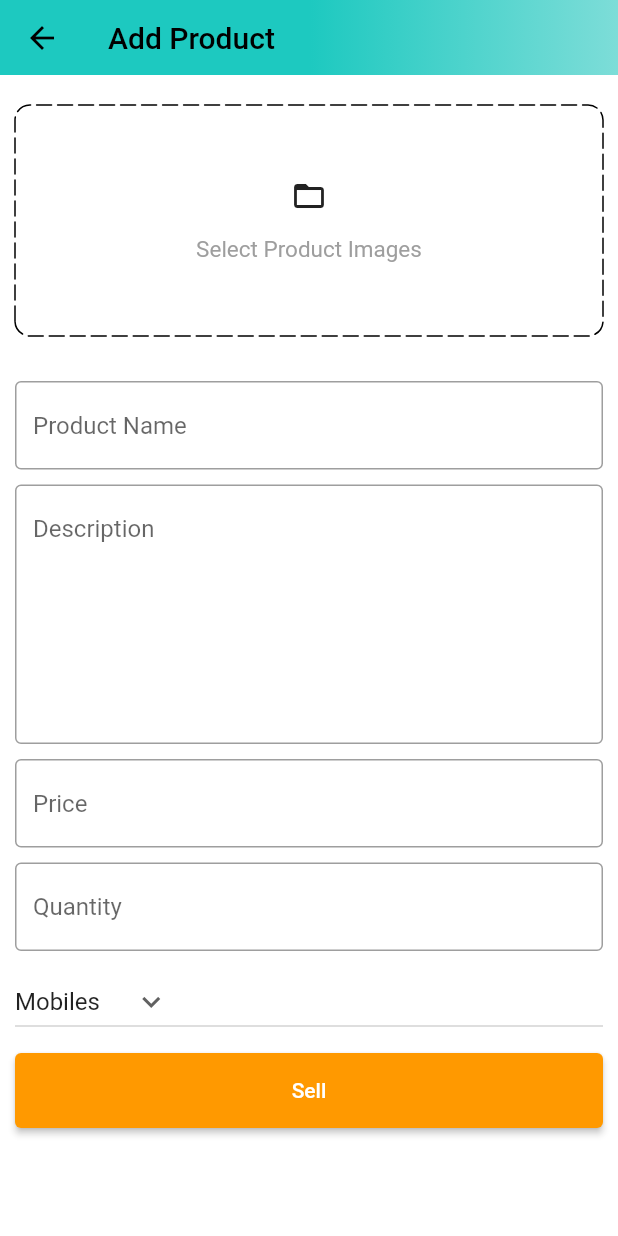
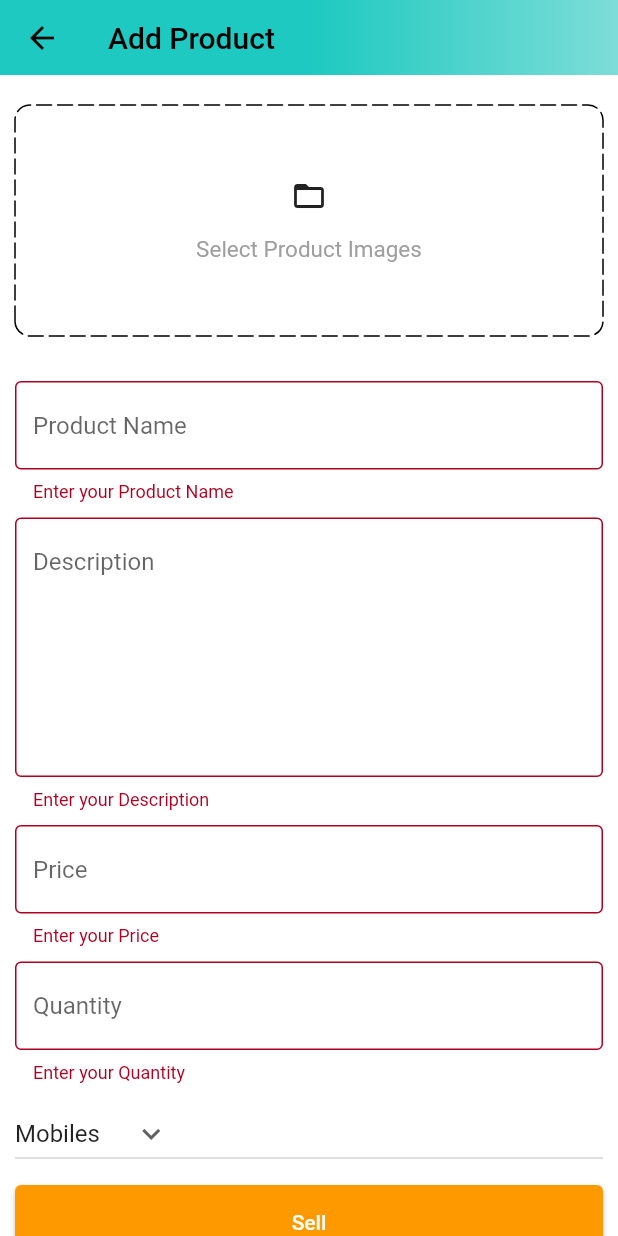
Before and after one commit to mitrajput19/Amazon-Clone, a Flutter app: the AddProductScreen screen opened by its route, after a tap on "Sell", on a phone screen of 412 x 824 dp. Run offline on Flutter 3.47's test engine with Material 2 defaults, Android fonts, the phone set to English and light mode, and no system bars; drawn by our look-alikes of dotted_border; our stand-ins replace carousel_slider, file_picker, shared_preferences; missing offline and left inert: cloudinary_public; accounts and stored records are empty.

Commit message:
Day 6 completed

```diff
--- a/lib/constants/global_variables.dart
+++ b/lib/constants/global_variables.dart
@@ -1,6 +1,7 @@
 import 'package:flutter/material.dart';
 
 String uri = 'http://192.168.225.231:3000';
+// String uri = 'http://192.168.0.157:3000';
 
 class GlobalVariables {
   // COLORS
--- a/lib/features/admin/screens/add_product.dart
+++ b/lib/features/admin/screens/add_product.dart
@@ -1,8 +1,13 @@
+import 'dart:io';
 import 'dart:ui';
 
 import 'package:amazon_clone/common/widgets/custom_button.dart';
 import 'package:amazon_clone/common/widgets/custom_textfield.dart';
 import 'package:amazon_clone/constants/global_variables.dart';
+import 'package:amazon_clone/constants/utils.dart';
+import 'package:amazon_clone/features/admin/screens/admin_screen.dart';
+import 'package:amazon_clone/features/admin/services/admin_services.dart';
+import 'package:carousel_slider/carousel_slider.dart';
 import 'package:dotted_border/dotted_border.dart';
 import 'package:flutter/material.dart';
 
@@ -15,11 +20,12 @@ class AddProductScreen extends StatefulWidget {
 }
 
 class _AddProductScreenState extends State<AddProductScreen> {
-
   final TextEditingController productNameController = TextEditingController();
   final TextEditingController descriptionController = TextEditingController();
   final TextEditingController priceController = TextEditingController();
   final TextEditingController quantityController = TextEditingController();
+  final AdminServices adminServices = AdminServices();
+  final _addProductkey = GlobalKey<FormState>();
 
   @override
   void dispose() {
@@ -32,6 +38,7 @@ class _AddProductScreenState extends State<AddProductScreen> {
   }
 
   String category = "Mobiles";
+  List<File> images = [];
 
   List<String> productCategories = [
     'Mobiles',
@@ -40,6 +47,27 @@ class _AddProductScreenState extends State<AddProductScreen> {
     'Books',
     'Fashion'
   ];
+
+  void sellProduct() {
+    if (_addProductkey.currentState!.validate() && images.isNotEmpty) {
+
+      adminServices.sellProduct(
+          context: context,
+          name: productNameController.text,
+          description: descriptionController.text,
+          price: double.parse(priceController.text),
+          quantity: double.parse(quantityController.text),
+          category: category,
+          images: images);
+    }
+  }
+
+  void selectImages() async {
+    var res = await pickImages();
+    setState(() {
+      images = res;
+    });
+  }
 
   @override
   Widget build(BuildContext context) {
@@ -58,15 +86,34 @@ class _AddProductScreenState extends State<AddProductScreen> {
           preferredSize: const Size.fromHeight(50)),
       body: SingleChildScrollView(
         child: Form(
+          key: _addProductkey,
           child: Padding(
             padding: const EdgeInsets.symmetric(horizontal: 10.0),
             child: Column(
               children: [
-                SizedBox(height: 20,),
-                DottedBorder(
+                SizedBox(
+                  height: 20,
+                ),
+                images.isNotEmpty
+                    ? CarouselSlider(
+                        items: images.map((e) {
+                          return Builder(
+                            builder: (BuildContext context) => Image.file(
+                              e,
+                              fit: BoxFit.cover,
+                              height: 200,
+                            ),
+                          );
+                        }).toList(),
+                        options:
+                            CarouselOptions(viewportFraction: 1, height: 200),
+                      )
+                    : GestureDetector(
+                        onTap: selectImages,
+                        child: DottedBorder(
                           borderType: BorderType.RRect,
                           radius: const Radius.circular(10),
-                  dashPattern: const [10,4],
+                          dashPattern: const [10, 4],
                           strokeCap: StrokeCap.round,
                           child: Container(
                             width: double.infinity,
@@ -75,21 +122,45 @@ class _AddProductScreenState extends State<AddProductScreen> {
                               mainAxisAlignment: MainAxisAlignment.center,
                               children: [
                                 Icon(Icons.folder_open_outlined),
-                        SizedBox(height: 15,),
-                        Text("Select Product Images",style: TextStyle(fontSize: 15, color: Colors.grey[500]),)
+                                SizedBox(
+                                  height: 15,
+                                ),
+                                Text(
+                                  "Select Product Images",
+                                  style: TextStyle(
+                                      fontSize: 15, color: Colors.grey[500]),
+                                )
                               ],
                             ),
                           ),
                         ),
-                SizedBox(height: 30,),
-                CustomTextField(controller: productNameController, hintText: 'Product Name'),
-                SizedBox(height: 10,),
-                CustomTextField(controller: descriptionController, hintText: 'Description', maxLines: 7,),
-                SizedBox(height: 10,),
+                      ),
+                SizedBox(
+                  height: 30,
+                ),
+                CustomTextField(
+                    controller: productNameController,
+                    hintText: 'Product Name'),
+                SizedBox(
+                  height: 10,
+                ),
+                CustomTextField(
+                  controller: descriptionController,
+                  hintText: 'Description',
+                  maxLines: 7,
+                ),
+                SizedBox(
+                  height: 10,
+                ),
                 CustomTextField(controller: priceController, hintText: 'Price'),
-                SizedBox(height: 10,),
-                CustomTextField(controller: quantityController, hintText: 'Quantity'),
-                SizedBox(height: 10,),
+                SizedBox(
+                  height: 10,
+                ),
+                CustomTextField(
+                    controller: quantityController, hintText: 'Quantity'),
+                SizedBox(
+                  height: 10,
+                ),
                 SizedBox(
                   width: double.infinity,
                   child: DropdownButton(
@@ -108,8 +179,10 @@ class _AddProductScreenState extends State<AddProductScreen> {
                     },
                   ),
                 ),
-                SizedBox(height: 10,),
-                CustomButton(text: "Sell", onTap: (){}),
+                SizedBox(
+                  height: 10,
+                ),
+                CustomButton(text: "Sell", onTap: sellProduct),
               ],
             ),
           ),
--- /dev/null
+++ b/lib/features/admin/services/admin_services.dart
@@ -0,0 +1,128 @@
+import 'dart:convert';
+import 'dart:io';
+import 'package:amazon_clone/constants/error_handling.dart';
+import 'package:amazon_clone/constants/global_variables.dart';
+import 'package:amazon_clone/constants/utils.dart';
+import 'package:amazon_clone/models/product.dart';
+import 'package:amazon_clone/models/user.dart';
+import 'package:amazon_clone/providers/user_provider.dart';
+import 'package:cloudinary_public/cloudinary_public.dart';
+import 'package:flutter/material.dart';
+import 'package:http/http.dart' as http;
+import 'package:provider/provider.dart';
+
+class AdminServices {
+  void sellProduct({
+    required BuildContext context,
+    required String name,
+    required String description,
+    required double price,
+    required double quantity,
+    required String category,
+    required List<File> images,
+  }) async {
+    final userProvider = Provider.of<UserProvider>(context, listen: false);
+    try {
+      final cloudinary = CloudinaryPublic('dxxnp9jz5', 'b356mzcv');
+      List<String> imageUrls = [];
+
+      for (int i = 0; i < images.length; i++) {
+        CloudinaryResponse res = await cloudinary.uploadFile(
+          CloudinaryFile.fromFile(images[i].path, folder: name),
+        );
+        imageUrls.add(res.secureUrl);
+      }
+
+      Product product = Product(
+        name: name,
+        description: description,
+        quantity: quantity,
+        images: imageUrls,
+        category: category,
+        price: price,
+      );
+
+      http.Response res = await http.post(
+        Uri.parse('$uri/admin/add-product'),
+        headers: {
+          'Content-Type': 'application/json; charset=UTF-8',
+          'x-auth-token': userProvider.user.token,
+        },
+        body: product.toJson(),
+      );
+
+      httpErrorHandle(
+        response: res,
+        context: context,
+        onSuccess: () {
+          showSnackBar(context, 'Product Added Successfully!');
+          Navigator.pop(context);
+        },
+      );
+    } catch (e) {
+      showSnackBar(context, e.toString());
+    }
+  }
+
+  //get all the products
+  Future<List<Product>> fetchAllProducts(BuildContext context) async {
+    final userProvider = Provider.of<UserProvider>(context, listen: false);
+    List<Product> productList = [];
+    try {
+      http.Response res = await http.get(
+        Uri.parse("$uri/admin/get-product"),
+        headers: {
+          'Content-Type': 'application/json; charset=UTF-8',
+          'x-auth-token': userProvider.user.token,
+        },
+      );
+
+      httpErrorHandle(
+          response: res,
+          context: context,
+          onSuccess: () {
+            for (int i = 0; i < jsonDecode(res.body).length; i++) {
+              productList.add(
+                Product.fromJson(
+                  jsonEncode(jsonDecode(res.body)[i]),
+                ),
+              );
+            }
+          });
+    } catch (e) {
+      showSnackBar(context, e.toString());
+    }
+    return productList;
+  }
+
+  void deleteProduct({
+    required BuildContext context,
+    required Product product,
+    required VoidCallback onSuccess,
+}) async {
+    final userProvider = Provider.of<UserProvider>(context, listen: false);
+    try{
+
+      http.Response res = await http.post(
+        Uri.parse('$uri/admin/delete-product'),
+        headers: {
+          'Content-Type': 'application/json; charset=UTF-8',
+          'x-auth-token': userProvider.user.token,
+        },
+        body: jsonEncode({
+          'id': product.id
+        })
+      );
+
+      httpErrorHandle(
+        response: res,
+        context: context,
+        onSuccess: () {
+          onSuccess();
+        },
+      );
+    }catch(e){
+      showSnackBar(context, e.toString());
+    }
+  }
+}
--- /dev/null
+++ b/lib/models/product.dart
@@ -0,0 +1,49 @@
+import 'dart:convert';
+
+class Product{
+  final String name;
+  final String description;
+  final double quantity;
+  final List<String> images;
+  final double price;
+  final String category;
+  final String? id;
+
+  Product({
+    required this.name,
+    required this.description,
+    required this.quantity,
+    required this.images,
+    required this.category,
+    required this.price,
+    this.id,
+  });
+
+  Map<String, dynamic> toMap() {
+    return {
+      'name': name,
+      'description': description,
+      'quantity': quantity,
+      'images': images,
+      'category': category,
+      'price': price,
+      'id': id,
+    };
+  }
+
+  factory Product.fromMap(Map<String, dynamic> map) {
+    return Product(
+      name: map['name'] ?? '',
+      description: map['description'] ?? '',
+      quantity: map['quantity']?.toDouble() ?? 0.0,
+      images: List<String>.from(map['images']),
+      category: map['category'] ?? '',
+      price: map['price']?.toDouble() ?? 0.0,
+      id: map['_id'],
+    );
+  }
+  String toJson() => json.encode(toMap());
+
+  factory Product.fromJson(String source) =>
+      Product.fromMap(json.decode(source));
+}
--- a/pubspec.yaml
+++ b/pubspec.yaml
@@ -12,6 +12,8 @@ dependencies:
   shared_preferences: ^2.2.2
   carousel_slider: ^4.2.1
   dotted_border: ^2.1.0
+  file_picker:
+  cloudinary_public: ^0.23.1
   badges:
   flutter:
     sdk: flutter
```
Also changed, not shown: lib/common/widgets/Loader.dart (added, +12 -0 lines), lib/constants/utils.dart (+12 -1 lines), lib/features/admin/screens/post_screen.dart (+64 -7 lines), pubspec.lock, 5 other files. Lines whose indentation alone changed are shown as unchanged.
